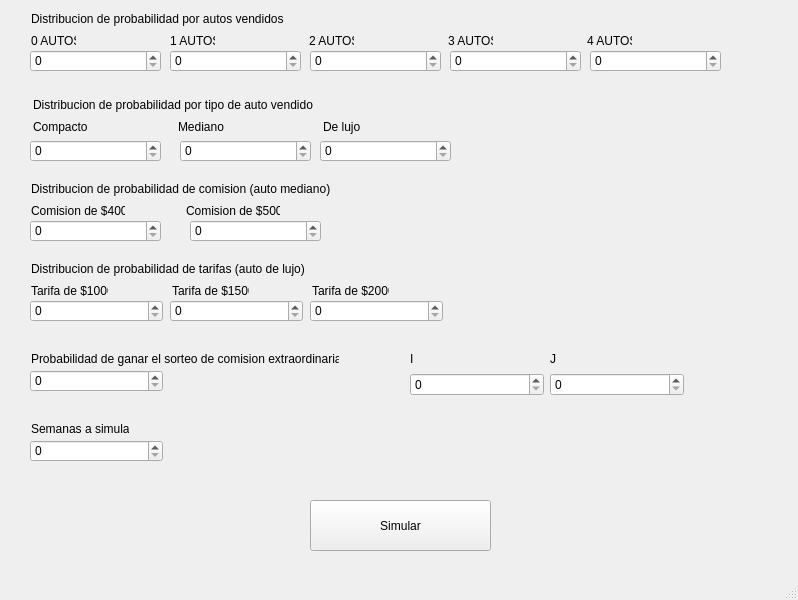
tinchomengo/simulacionTPs, file TP3 Simulacion/interfazSimuladorAutos.ui: the form before one commit.
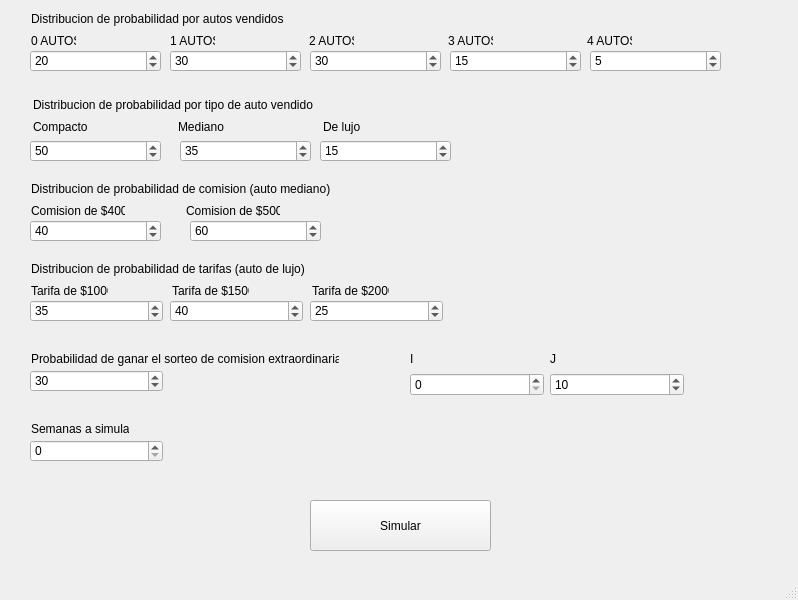
The form after the commit.

Commit message: logica terminada

```diff
--- a/TP3 Simulacion/interfazSimuladorAutos.ui
+++ b/TP3 Simulacion/interfazSimuladorAutos.ui
@@ -37,13 +37,13 @@
      </rect>
     </property>
     <property name="minimum">
-     <number>0</number>
+     <number>1</number>
     </property>
     <property name="maximum">
      <number>100</number>
     </property>
     <property name="value">
-     <number>0</number>
+     <number>30</number>
     </property>
    </widget>
    <widget class="QSpinBox" name="tarifa1">
@@ -59,7 +59,7 @@
      <number>0</number>
     </property>
     <property name="value">
-     <number>0</number>
+     <number>35</number>
     </property>
    </widget>
    <widget class="QSpinBox" name="tarifa2">
@@ -75,7 +75,7 @@
      <number>0</number>
     </property>
     <property name="value">
-     <number>0</number>
+     <number>40</number>
     </property>
    </widget>
    <widget class="QSpinBox" name="tarifa3">
@@ -91,7 +91,7 @@
      <number>0</number>
     </property>
     <property name="value">
-     <number>0</number>
+     <number>25</number>
     </property>
    </widget>
    <widget class="QSpinBox" name="comision1">
@@ -107,7 +107,7 @@
      <number>0</number>
     </property>
     <property name="value">
-     <number>0</number>
+     <number>40</number>
     </property>
    </widget>
    <widget class="QSpinBox" name="comision2">
@@ -123,7 +123,7 @@
      <number>0</number>
     </property>
     <property name="value">
-     <number>0</number>
+     <number>60</number>
     </property>
    </widget>
    <widget class="QSpinBox" name="compacto">
@@ -139,7 +139,7 @@
      <number>0</number>
     </property>
     <property name="value">
-     <number>0</number>
+     <number>50</number>
     </property>
    </widget>
    <widget class="QSpinBox" name="mediano">
@@ -155,7 +155,7 @@
      <number>0</number>
     </property>
     <property name="value">
-     <number>0</number>
+     <number>35</number>
     </property>
    </widget>
    <widget class="QSpinBox" name="lujo">
@@ -171,7 +171,7 @@
      <number>0</number>
     </property>
     <property name="value">
-     <number>0</number>
+     <number>15</number>
     </property>
    </widget>
    <widget class="QSpinBox" name="auto0">
@@ -187,7 +187,7 @@
      <number>0</number>
     </property>
     <property name="value">
-     <number>0</number>
+     <number>20</number>
     </property>
    </widget>
    <widget class="QSpinBox" name="auto1">
@@ -203,7 +203,7 @@
      <number>0</number>
     </property>
     <property name="value">
-     <number>0</number>
+     <number>30</number>
     </property>
    </widget>
    <widget class="QSpinBox" name="auto2">
@@ -219,7 +219,7 @@
      <number>0</number>
     </property>
     <property name="value">
-     <number>0</number>
+     <number>30</number>
     </property>
    </widget>
    <widget class="QSpinBox" name="auto3">
@@ -235,7 +235,7 @@
      <number>0</number>
     </property>
     <property name="value">
-     <number>0</number>
+     <number>15</number>
     </property>
    </widget>
    <widget class="QSpinBox" name="auto4">
@@ -251,7 +251,7 @@
      <number>0</number>
     </property>
     <property name="value">
-     <number>0</number>
+     <number>5</number>
     </property>
    </widget>
    <widget class="QSpinBox" name="semanas">
@@ -566,7 +566,7 @@
         <number>1000</number>
        </property>
        <property name="value">
-        <number>0</number>
+        <number>10</number>
        </property>
       </widget>
      </item>
```
The commit also changes 2 other files.
